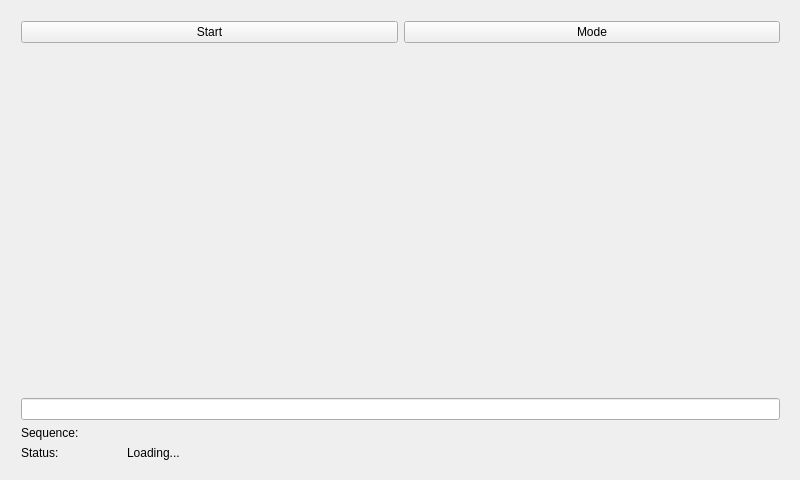
hardaker/CuteCW, file MainWindow.ui: the form before one commit.
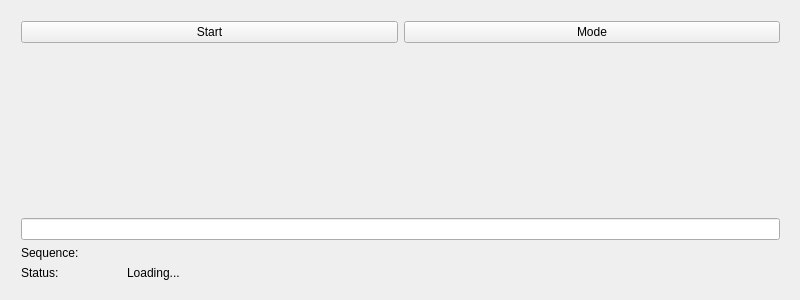
The form after the commit.

Commit message: almost working copy?

Patch:
```diff
--- a/MainWindow.ui
+++ b/MainWindow.ui
@@ -7,9 +7,15 @@
     <x>0</x>
     <y>0</y>
     <width>800</width>
-    <height>480</height>
+    <height>300</height>
    </rect>
   </property>
+  <property name="minimumSize">
+   <size>
+    <width>0</width>
+    <height>300</height>
+   </size>
+  </property>
   <property name="windowTitle">
    <string>MainWindow</string>
   </property>
@@ -20,7 +26,7 @@
       <x>10</x>
       <y>10</y>
       <width>781</width>
-      <height>461</height>
+      <height>281</height>
      </rect>
     </property>
     <layout class="QVBoxLayout" name="verticalLayout">
```
The commit also changes 2 other files.
